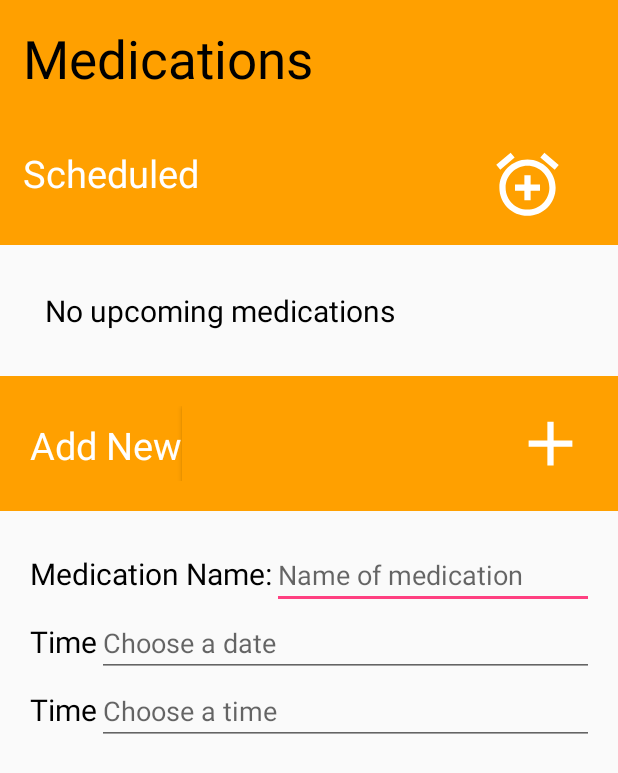
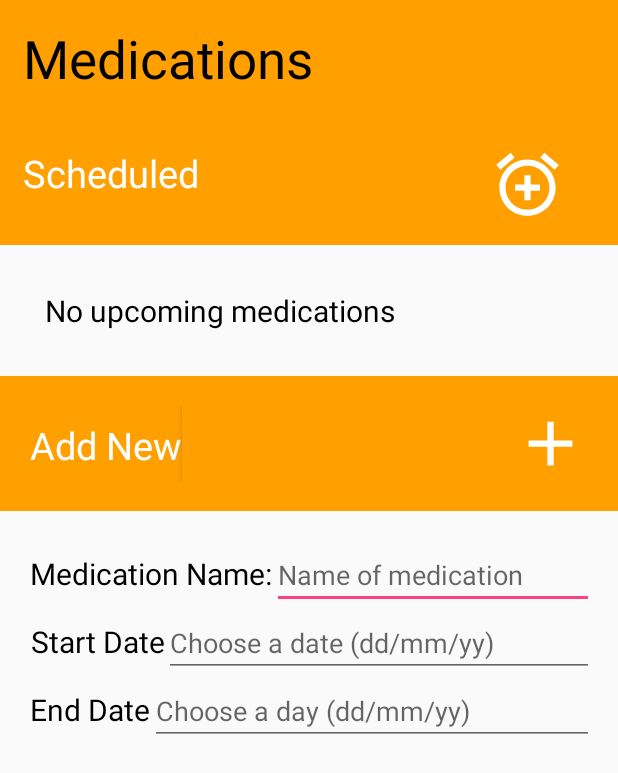
Before and after one commit to WoofProject/woofapp, an Android app: the Medications screen opened directly, with no data from a screen before it, on a phone screen of 412 x 824 dp. Shown: the top 773 px of the screen. Run offline under Robolectric (Android 15) with nearby library versions, the phone set to English and light mode, and no system bars.

Commit message:
Medication

```diff
--- a/app/src/main/java/com/enterprises/woof/woof/Login.java
+++ b/app/src/main/java/com/enterprises/woof/woof/Login.java
@@ -9,7 +9,7 @@ import android.widget.Button;
 public class Login extends AppCompatActivity {
 
     Button btn;
-    Button signup;
+    Button btn2;
 
     @Override
     protected void onCreate(Bundle savedInstanceState) {
@@ -23,8 +23,8 @@ public class Login extends AppCompatActivity {
             }
         });
 
-        signup = (Button)findViewById(R.id.signup);
-        signup.setOnClickListener(new View.OnClickListener() {
+        btn2 = (Button)findViewById(R.id.signup);
+        btn2.setOnClickListener(new View.OnClickListener() {
             @Override
             public void onClick(View view) {
                 startActivity(new Intent(Login.this, SignUp.class));
--- a/app/src/main/java/com/enterprises/woof/woof/Medications.java
+++ b/app/src/main/java/com/enterprises/woof/woof/Medications.java
@@ -2,16 +2,14 @@ package com.enterprises.woof.woof;
 
 import android.support.v7.app.AppCompatActivity;
 import android.os.Bundle;
+import android.widget.EditText;
 
 public class Medications extends AppCompatActivity {
-
-    private String medicationName;
-    private String startDate;
-    private String endDate;
 
     @Override
     protected void onCreate(Bundle savedInstanceState) {
         super.onCreate(savedInstanceState);
         setContentView(R.layout.activity_medications);
     }
+
 }
--- a/app/src/main/res/layout/activity_medications.xml
+++ b/app/src/main/res/layout/activity_medications.xml
@@ -105,6 +105,7 @@
                 android:drawablePadding="10dp"
                 android:layout_width="350dp"
                 android:layout_height="wrap_content"
+                android:inputType="none"
                 android:hint="Name of medication"/>
 
         </LinearLayout>
@@ -119,15 +120,15 @@
                 android:layout_height="wrap_content"
                 android:textSize="20sp"
                 android:textColor="@color/black"
-                android:text="Time"
+                android:text="Start Date"
                 android:gravity="center"/>
 
             <EditText
-                android:drawablePadding="10dp"
                 android:layout_width="350dp"
                 android:layout_height="wrap_content"
-                android:inputType="date"
-                android:hint="Choose a date"/>
+                android:drawablePadding="10dp"
+                android:hint="Choose a date (dd/mm/yy)"
+                android:inputType="date"/>
 
         </LinearLayout>
 
@@ -141,14 +142,14 @@
                 android:layout_height="wrap_content"
                 android:textSize="20sp"
                 android:textColor="@color/black"
-                android:text="Time"
+                android:text="End Date"
                 android:gravity="center"/>
             <EditText
                 android:drawablePadding="10dp"
                 android:layout_width="350dp"
                 android:layout_height="wrap_content"
                 android:inputType="date"
-                android:hint="Choose a time"/>
+                android:hint="Choose a day (dd/mm/yy)"/>
         </LinearLayout>
     </LinearLayout>
 
--- a/app/src/main/res/layout/activity_signup.xml
+++ b/app/src/main/res/layout/activity_signup.xml
@@ -3,7 +3,9 @@
     xmlns:app="http://schemas.android.com/apk/res-auto"
     xmlns:tools="http://schemas.android.com/tools"
     android:layout_width="match_parent"
-    android:layout_height="match_parent">
+    android:layout_height="match_parent"
+    android:background="#fcfcfc"
+    tools:context=".SignUp">
 
     <LinearLayout
         android:gravity="center"
@@ -25,7 +27,7 @@
             android:drawableLeft="@drawable/ic_perm_identity_black_24dp"
             android:drawablePadding="10dp"
             android:hint="name"
-            android:inputType="none" />
+            android:inputType="textPersonName" />
         <EditText
             android:drawablePadding="10dp"
             android:drawableLeft="@drawable/ic_lock_outline_black_24dp"
```
Also changed, not shown: app/src/main/java/com/enterprises/woof/woof/SignUp.java (+0 -8 lines).
